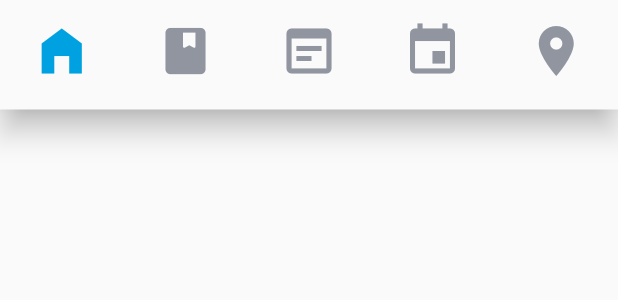
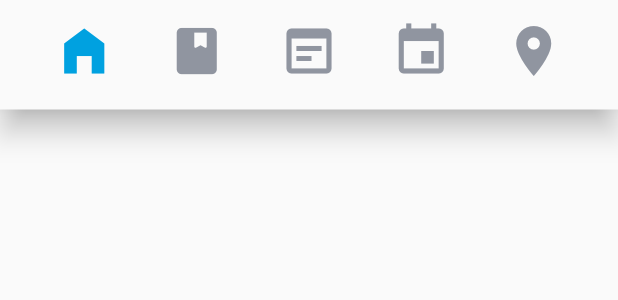
Before and after one commit to padong4284/padong-app, a Flutter app: the PadongBottomNavigationBar widget shown alone on an empty page, opened directly, on a phone screen of 412 x 824 dp. Shown: the top 300 px of the screen. Run offline on Flutter 3.47's test engine with Material 2 defaults, Android fonts, the phone set to English and light mode, and no system bars.

Commit message:
refactor: padding both ends of BottomNavigationBar

```diff
--- a/lib/ui/widgets/bottom_navigation_bar.dart
+++ b/lib/ui/widgets/bottom_navigation_bar.dart
@@ -3,7 +3,6 @@ import 'package:padong/ui/shared/custom_icons.dart';
 import 'package:padong/ui/theme/app_theme.dart';
 
 class PadongBottomNavigationBar extends StatelessWidget {
-  final color = AppTheme.colors.semiSupport;
   final size = 40.0;
   final int selectedIndex;
   final Function setSelectedIndex;
@@ -12,11 +11,11 @@ class PadongBottomNavigationBar extends StatelessWidget {
 
   @override
   Widget build(BuildContext context) {
-    const iconWidth = 57.0;
+    const padding = AppTheme.horizontalPadding + 5;
     return BottomNavigationBar(
-      currentIndex: this.selectedIndex ?? 0,
-      selectedItemColor: AppTheme.colors.primary,
-        unselectedItemColor: this.color,
+        currentIndex: this.selectedIndex ?? 0,
+        selectedItemColor: AppTheme.colors.primary,
+        unselectedItemColor: AppTheme.colors.semiSupport,
         onTap: (index) {
           this.setSelectedIndex(index);
         },
@@ -26,36 +25,30 @@ class PadongBottomNavigationBar extends StatelessWidget {
         items: [
           BottomNavigationBarItem(
             label: 'Home',
-            icon: SizedBox(
-                width: iconWidth,
-                child: Icon(Icons.home_filled,
-                     size: this.size)),
+            icon: Padding(
+                padding: const EdgeInsets.only(left: padding),
+                child: Icon(Icons.home_filled, size: this.size)),
           ),
           BottomNavigationBarItem(
-              label: 'Cover',
-              icon: SizedBox(
-                width: iconWidth,
-                child: Icon(CustomIcons.wiki, size: this.size),
-              )),
+            label: 'Cover',
+            icon: Padding(
+                padding: const EdgeInsets.only(left: padding / 2),
+                child: Icon(CustomIcons.wiki, size: this.size)),
+          ),
           BottomNavigationBarItem(
-              label: 'Deck',
-              icon: SizedBox(
-                width: iconWidth,
-                child: Icon(Icons.wysiwyg, size: this.size),
-              )),
+            label: 'Deck',
+            icon: Icon(Icons.wysiwyg, size: this.size),
+          ),
           BottomNavigationBarItem(
             label: 'Schedule',
-            icon: SizedBox(
-                width: iconWidth,
-                child: Icon(
-                  Icons.event,
-                  size: this.size,
-                )),
+            icon: Padding(
+                padding: const EdgeInsets.only(right: padding / 2),
+                child: Icon(Icons.event, size: this.size)),
           ),
           BottomNavigationBarItem(
             label: 'Map',
-            icon: SizedBox(
-                width: iconWidth,
+            icon: Padding(
+                padding: const EdgeInsets.only(right: padding),
                 child: Icon(
                   Icons.place,
                   size: this.size,
```
